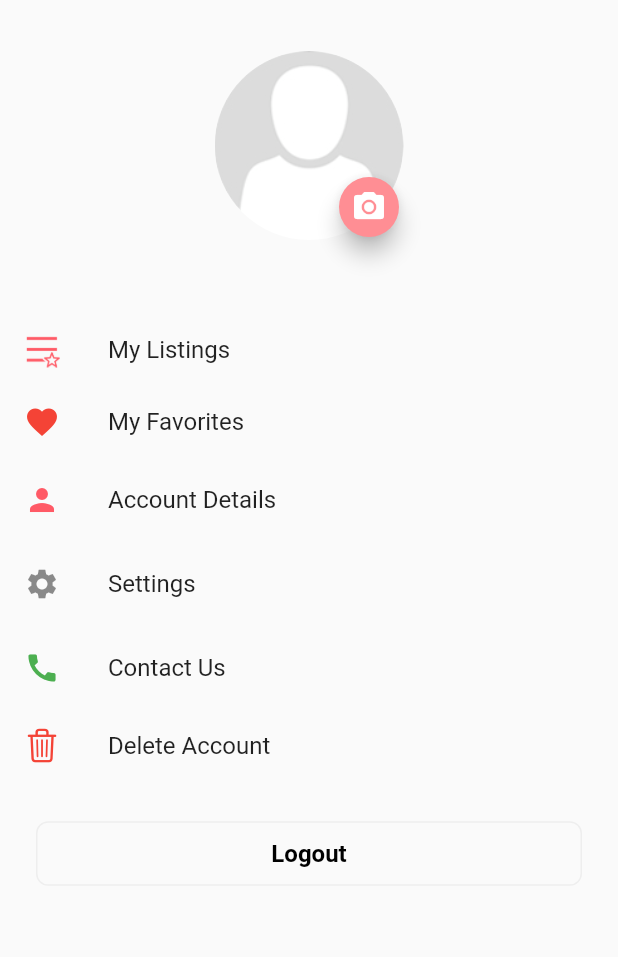
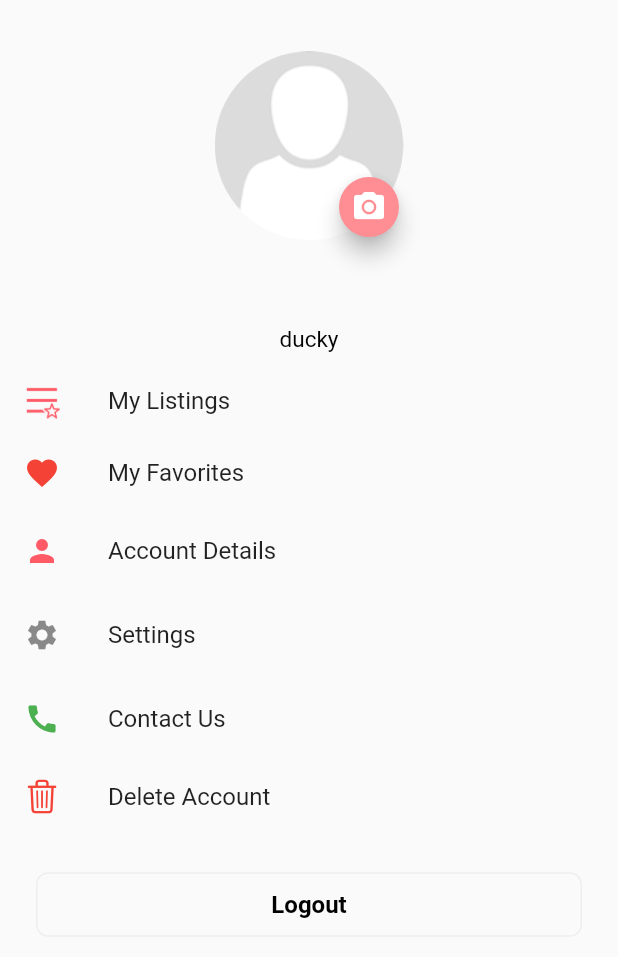
Before and after one commit to xiayi91/flush-app-demo, a Flutter app: the ProfileScreen screen opened directly with empty values, on a phone screen of 412 x 824 dp. Shown: the top 957 px of the screen. Run offline on Flutter 3.47's test engine with Material 2 defaults, Android fonts, the phone set to English and light mode, and no system bars; our stand-ins replace bloc, cached_network_image, cloud_firestore, cloud_functions, easy_localization, firebase_auth and 22 more; missing offline and left inert: audio_session, flutter_facebook_auth, flutter_google_places_hoc081098, flutter_sound, google_maps_webservice and 3 more; accounts and stored records are empty.

Commit message:
1. favorite bath enum class and update of listings_user model 2. favorite bath prompt on log-on page 3. favorite bath shown on profile page 4. temp pseudo login info for test, need to be modified in the future

```diff
--- /dev/null
+++ b/lib/core/common/favorite_bath.dart
@@ -0,0 +1,14 @@
+class FavoriteBath {
+  final String value;
+
+  const FavoriteBath._(this.value);
+
+  static const FavoriteBath option1 = FavoriteBath._('ducky');
+  static const FavoriteBath option2 = FavoriteBath._('concert');
+  static const FavoriteBath option3 = FavoriteBath._('gym');
+
+  FavoriteBath.custom(String customValue) : value = customValue;
+
+  @override
+  String toString() => value;
+}
--- a/lib/listings/model/listings_user.dart
+++ b/lib/listings/model/listings_user.dart
@@ -1,11 +1,13 @@
 import 'dart:io';
 
 import 'package:cloud_firestore/cloud_firestore.dart';
+import 'package:instaflutter/core/common/favorite_bath.dart';
 import 'package:instaflutter/core/model/user.dart';
 import 'package:instaflutter/listings/listings_app_config.dart';
 
 class ListingsUser extends User {
   bool isAdmin;
+  FavoriteBath favoriteBath;
 
   List<String> likedListingsIDs;
 
@@ -22,6 +24,7 @@ class ListingsUser extends User {
     pushToken = '',
     this.isAdmin = false,
     this.likedListingsIDs = const [],
+    this.favoriteBath = FavoriteBath.option1, //get default val
   }) : super(
           firstName: firstName,
           lastName: lastName,
@@ -57,6 +60,7 @@ class ListingsUser extends User {
       isAdmin: parsedJson['isAdmin'] ?? false,
       likedListingsIDs:
           List<String>.from(parsedJson['likedListingsIDs'] ?? const []),
+      favoriteBath: parsedJson['favoriteBath'] ?? '',
     );
   }
 
@@ -76,6 +80,7 @@ class ListingsUser extends User {
       'pushToken': pushToken,
       'isAdmin': isAdmin,
       'likedListingsIDs': likedListingsIDs,
+      'favoriteBath': favoriteBath,
     };
   }
 }
--- a/lib/listings/ui/profile/profileScreen/profile_screen.dart
+++ b/lib/listings/ui/profile/profileScreen/profile_screen.dart
@@ -227,6 +227,24 @@ class _ProfileScreenState extends State<ProfileScreen> {
                           }),
                     ),
                     Padding(
+                      padding:
+                      const EdgeInsets.only(top: 16.0, right: 32, left: 32),
+                      child: BlocBuilder<ProfileBloc, ProfileState>(
+                          buildWhen: (old, current) =>
+                          current is UpdatedUserState && old != current,
+                          builder: (context, state) {
+                            return Text(
+                              currentUser.favoriteBath.toString(),
+                              style: TextStyle(
+                                  color: isDarkMode(context)
+                                      ? Colors.white
+                                      : Colors.black,
+                                  fontSize: 15),
+                              textAlign: TextAlign.center,
+                            );
+                          }),
+                    ),
+                    Padding(
                       padding: const EdgeInsets.only(top: 8),
                       child: Column(
                         children: [
```
Also changed, not shown: lib/listings/ui/auth/authentication_bloc.dart (+12 -2 lines), lib/listings/ui/auth/signUp/sign_up_screen.dart (+29 -1 lines).
